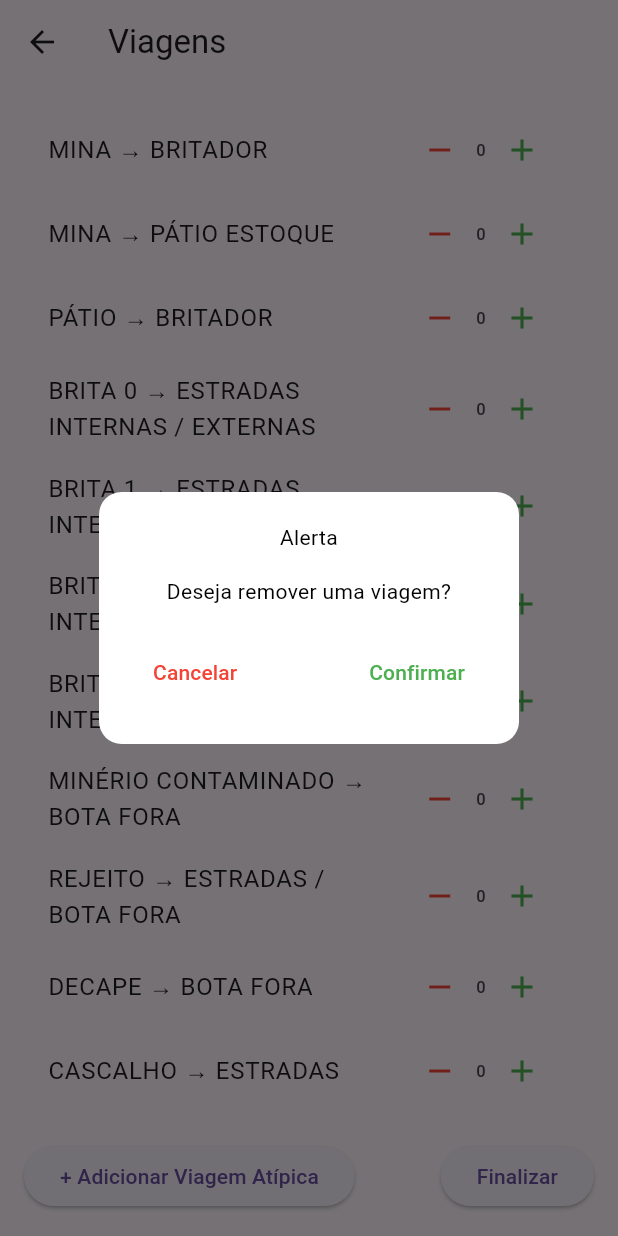
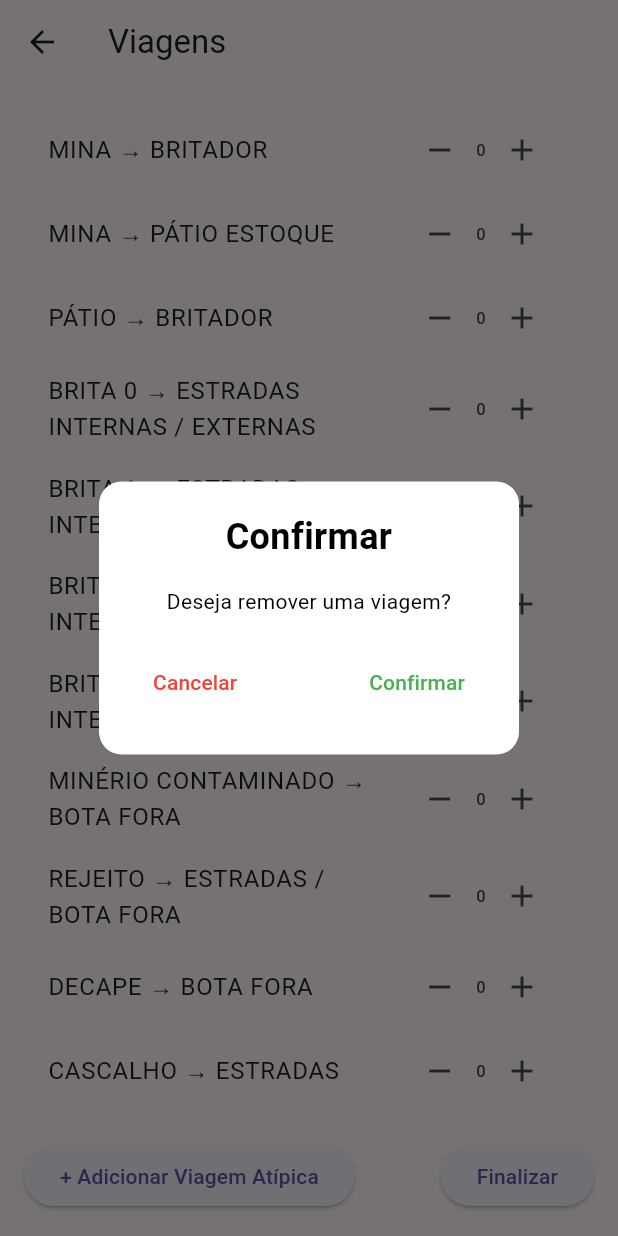
Before and after one commit to Bukayh/aplicativo_viagens, a Flutter app: the ViagensScreen screen opened directly with empty values, after a tap on the "remove" icon, on a phone screen of 412 x 824 dp. Run offline on Flutter 3.47's test engine with Material 3 defaults, Android fonts, the phone set to English and light mode, and no system bars; our stand-ins replace share_plus, shared_preferences; accounts and stored records are empty.

```diff
--- a/lib/main.dart
+++ b/lib/main.dart
@@ -637,12 +637,20 @@ class _ViagensScreenState extends State<ViagensScreen> {
     _salvarDados();
   }
 
-  void _removerViagemAtipica(int id) {
-    setState(() {
-      _viagensAtipicas.removeWhere((viagem) => viagem.id == id);
-    });
-    _salvarDados();
-  }
+void _removerViagemAtipica(int id) {
+  setState(() {
+    _viagensAtipicas.removeWhere((viagem) => viagem.id == id);
+
+    // Recalcula os IDs das viagens atípicas após a remoção
+    for (int i = 0; i < _viagensAtipicas.length; i++) {
+      _viagensAtipicas[i].id = i + 1;
+    }
+
+    _contadorAtipicas = _viagensAtipicas.length; // Atualiza o contador de viagens atípicas
+  });
+
+  _salvarDados(); // Salva os dados após a remoção
+}
 
   void _incrementarViagem(int index) {
     setState(() {
@@ -800,13 +808,13 @@ ${kmFinal != null ? 'KM Final: $kmFinal' : ''}
                         mainAxisSize: MainAxisSize.min,
                         children: [
                           IconButton(
-                            icon: Icon(Icons.remove, color: Colors.red),
+                            icon: Icon(Icons.remove),
                             onPressed: () => _mostrarDialogoConfirmacao(
                               context, () => _decrementarViagem(index), "Deseja remover uma viagem?"),
                           ),
                           Text('${_viagens[index].contador}'),
                           IconButton(
-                            icon: Icon(Icons.add, color: Colors.green),
+                            icon: Icon(Icons.add),
                             onPressed: () => _mostrarDialogoConfirmacao(
                               context, () => _incrementarViagem(index), "Deseja adicionar uma viagem?"),
                           ),
@@ -831,6 +839,7 @@ ${kmFinal != null ? 'KM Final: $kmFinal' : ''}
                         icon: Icon(Icons.remove_circle, color: Colors.red),
                         onPressed: () {
                           _removerViagemAtipica(atipica.id);
+                          _salvarDados();
                         },
                       ),
                     );
@@ -874,8 +883,8 @@ void _mostrarDialogoConfirmacao(BuildContext context, VoidCallback acao, String
             children: <Widget>[
               Center(
                 child: Text(
-                  'Alerta',
-                  style: TextStyle(color: Colors.black), // Cor do título
+                  'Confirmar',
+                  style: TextStyle(color: Colors.black, fontSize: 24.0, fontWeight: FontWeight.bold), // Cor do título
                   textAlign: TextAlign.center, // Centraliza o título
                 ),
               ),
@@ -929,7 +938,7 @@ class ViagemPredefinida {
 }
 
 class ViagemAtipica {
-  final int id;
+  int id;
   final TextEditingController observacaoController;
 
   ViagemAtipica({
```
